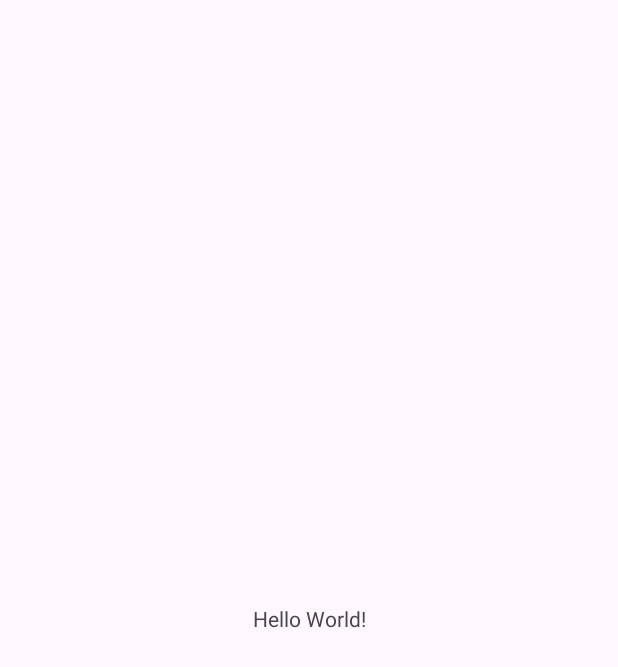
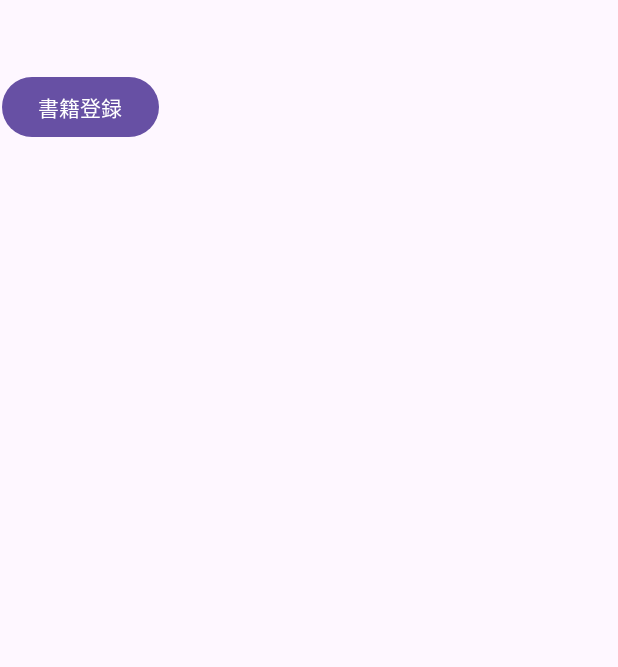
Before and after one commit to Pgfn59/Bookshelf, an Android app: the screen it shows after launch (MainActivity), on a phone screen of 412 x 824 dp. Before the commit the part shown is almost empty. Shown: the top 667 px of the screen. Run offline under Robolectric (Android 15) with nearby library versions, the light colour scheme and no system bars.

Commit message:
書籍登録画面への遷移ボタン設置

```diff
--- a/app/build.gradle.kts
+++ b/app/build.gradle.kts
@@ -34,6 +34,8 @@ dependencies {
     implementation(libs.material)
     implementation(libs.activity)
     implementation(libs.constraintlayout)
+    implementation(libs.navigation.fragment)
+    implementation(libs.navigation.ui)
     testImplementation(libs.junit)
     androidTestImplementation(libs.ext.junit)
     androidTestImplementation(libs.espresso.core)
--- /dev/null
+++ b/app/src/main/java/com/example/bookshelf/ShelfFragment.java
@@ -0,0 +1,22 @@
+package com.example.bookshelf;
+
+import android.os.Bundle;
+import androidx.fragment.app.Fragment;
+import androidx.navigation.Navigation;
+import android.view.LayoutInflater;
+import android.view.View;
+import android.view.ViewGroup;
+import android.view.LayoutInflater;
+import android.view.View;
+import android.view.ViewGroup;
+
+public class ShelfFragment extends Fragment {
+    @Override
+    public View onCreateView(LayoutInflater inflater, ViewGroup container, Bundle savedInstanceState) {
+        View view = inflater.inflate(R.layout.fragment_shelf, container, false);
+        view.findViewById(R.id.btn_add_book).setOnClickListener(v -> {
+            Navigation.findNavController(view).navigate(R.id.action_shelfFragment_to_addBookFragment);;
+        });
+        return view;
+    }
+}
--- a/app/src/main/res/layout/activity_main.xml
+++ b/app/src/main/res/layout/activity_main.xml
@@ -7,13 +7,15 @@
     android:layout_height="match_parent"
     tools:context=".MainActivity">
 
-    <TextView
-        android:layout_width="wrap_content"
-        android:layout_height="wrap_content"
-        android:text="Hello World!"
+    <androidx.fragment.app.FragmentContainerView
+        android:id="@+id/fragmentContainerView"
+        android:name="androidx.navigation.fragment.NavHostFragment"
+        android:layout_width="409dp"
+        android:layout_height="729dp"
+        app:defaultNavHost="true"
         app:layout_constraintBottom_toBottomOf="parent"
         app:layout_constraintEnd_toEndOf="parent"
         app:layout_constraintStart_toStartOf="parent"
-        app:layout_constraintTop_toTopOf="parent" />
-
+        app:layout_constraintTop_toTopOf="parent"
+        app:navGraph="@navigation/nav" />
 </androidx.constraintlayout.widget.ConstraintLayout>
--- /dev/null
+++ b/app/src/main/res/layout/fragment_shelf.xml
@@ -0,0 +1,13 @@
+<?xml version="1.0" encoding="utf-8"?>
+<FrameLayout xmlns:android="http://schemas.android.com/apk/res/android"
+    xmlns:tools="http://schemas.android.com/tools"
+    android:layout_width="match_parent"
+    android:layout_height="match_parent"
+    tools:context=".ShelfFragment">
+
+    <Button
+        android:id="@+id/btn_add_book"
+        android:layout_width="wrap_content"
+        android:layout_height="wrap_content"
+        android:text="@string/btn_add_book" />
+</FrameLayout>
--- /dev/null
+++ b/app/src/main/res/navigation/nav.xml
@@ -0,0 +1,22 @@
+<?xml version="1.0" encoding="utf-8"?>
+<navigation xmlns:android="http://schemas.android.com/apk/res/android"
+    xmlns:app="http://schemas.android.com/apk/res-auto"
+    xmlns:tools="http://schemas.android.com/tools"
+    android:id="@+id/nav"
+    app:startDestination="@id/shelfFragment">
+
+    <fragment
+        android:id="@+id/shelfFragment"
+        android:name="com.example.bookshelf.ShelfFragment"
+        android:label="本棚"
+        tools:layout="@layout/fragment_shelf" >
+        <action
+            android:id="@+id/action_shelfFragment_to_addBookFragment"
+            app:destination="@id/addBookFragment" />
+    </fragment>
+    <fragment
+        android:id="@+id/addBookFragment"
+        android:name="com.example.bookshelf.AddBookFragment"
+        android:label="書籍登録"
+        tools:layout="@layout/fragment_add_book" />
+</navigation>
--- a/app/src/main/res/values/strings.xml
+++ b/app/src/main/res/values/strings.xml
@@ -1,3 +1,6 @@
 <resources>
     <string name="app_name">Bookshelf</string>
+    <!-- TODO: Remove or change this placeholder text -->
+    <string name="hello_blank_fragment">Hello blank fragment</string>
+    <string name="btn_add_book">書籍登録</string>
 </resources>
--- a/gradle/libs.versions.toml
+++ b/gradle/libs.versions.toml
@@ -7,6 +7,8 @@ appcompat = "1.7.0"
 material = "1.12.0"
 activity = "1.9.0"
 constraintlayout = "2.1.4"
+navigationFragment = "2.7.7"
+navigationUi = "2.7.7"
 
 [libraries]
 junit = { group = "junit", name = "junit", version.ref = "junit" }
@@ -16,6 +18,8 @@ appcompat = { group = "androidx.appcompat", name = "appcompat", version.ref = "a
 material = { group = "com.google.android.material", name = "material", version.ref = "material" }
 activity = { group = "androidx.activity", name = "activity", version.ref = "activity" }
 constraintlayout = { group = "androidx.constraintlayout", name = "constraintlayout", version.ref = "constraintlayout" }
+navigation-fragment = { group = "androidx.navigation", name = "navigation-fragment", version.ref = "navigationFragment" }
+navigation-ui = { group = "androidx.navigation", name = "navigation-ui", version.ref = "navigationUi" }
 
 [plugins]
 android-application = { id = "com.android.application", version.ref = "agp" }
```
Also changed, not shown: app/src/main/java/com/example/bookshelf/AddBookFragment.java (added, +18 -0 lines), app/src/main/res/layout/fragment_add_book.xml (added, +14 -0 lines).
